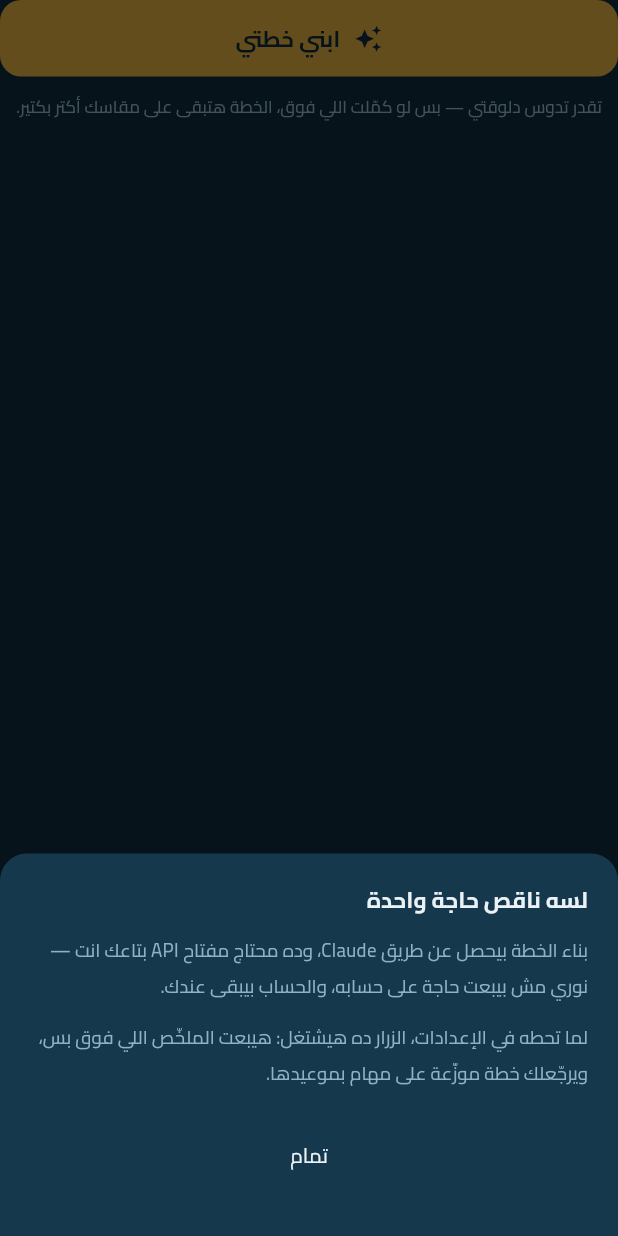
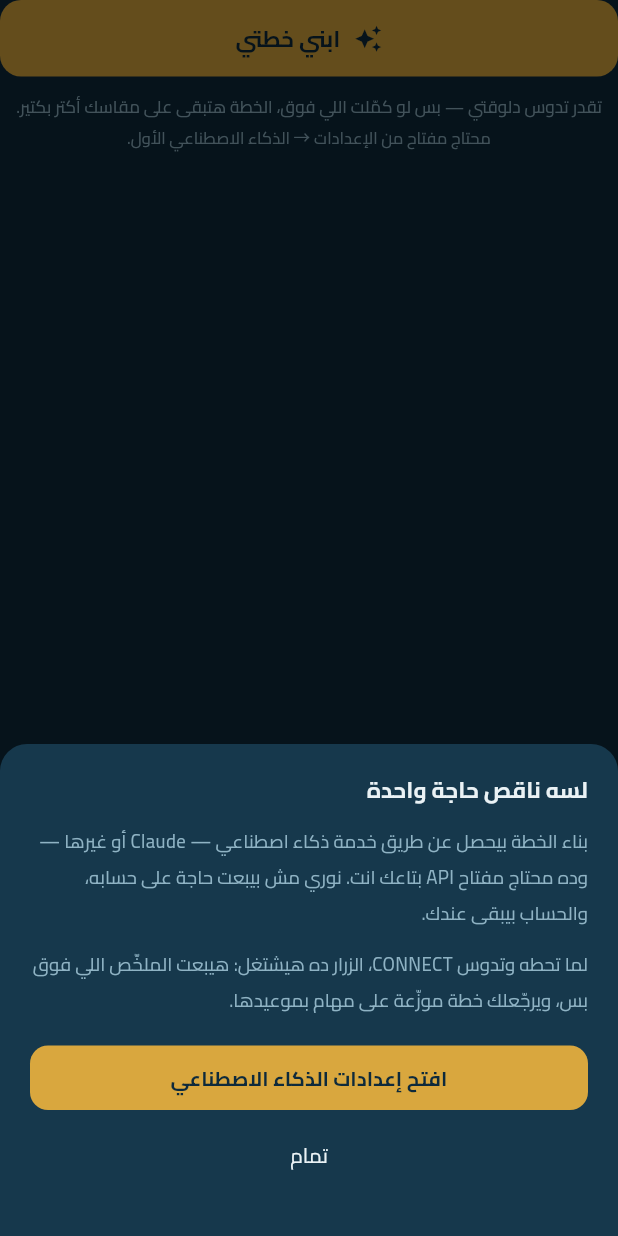
Before and after one commit to Eslamfoka/noury, a Flutter app: the BuildPlanButton widget shown alone on an empty page, opened directly, after a tap on "ابني خطتي", on a phone screen of 412 x 824 dp. Run offline on Flutter 3.47's test engine with Material 3 defaults, Android fonts, the phone set to English and light mode, and no system bars; our stand-ins replace adhan, drift, flutter_local_notifications, flutter_riverpod, flutter_secure_storage, flutter_timezone and 5 more; accounts and stored records are empty; generated files the repository leaves out were written again; statements that could not run were skipped.

Commit message:
feat: «ابني خطتي» بقى بيبعت فعلاً، ويرجّع الخطة ويعرضها
The three parts built in September — the summary assembler, the reply
parser, and now the one call — joined in buildPlan(): assemble three days
from today with every prayer time, send Nouri's system prompt and the
allowed task ids through the connected service, parse what comes back,
and show it. A missing key, a dead network, a reply that is not JSON —
each ends as a sentence on a sheet, never a throw.

Proposed, not applied. The sheet lists the days with the titles المهام
uses, the books, and Nouri's note, then says plainly: «دي اقتراح — يومك
لسه زي ما نوري رتّبه». Whether the AI plan proposes or overwrites the
day is the question the 9 September spec left open and the user has not
answered; until he does, nothing writes into the plan or the alarms.

Without a key the button still explains itself, and the sheet now has a
gold «افتح إعدادات الذكاء الاصطناعي» that lands on the CONNECT page. The
hint under the button says a key is needed until one is there.

Three days per call — the smallest number that is a plan rather than a
day, and the same reach as the task-alarm window. One constant, to change.

Co-Authored-By: Claude Opus 5 <noreply@anthropic.com>
Claude-Session: https://claude.ai/code/session_01Wuaz5zKfpBn4dRp5ABrQJs

```diff
--- a/lib/features/profile/build_plan_button.dart
+++ b/lib/features/profile/build_plan_button.dart
@@ -3,6 +3,12 @@ import 'package:flutter_riverpod/flutter_riverpod.dart';
 
 import '../../core/theme/nouri_colors.dart';
 import '../../core/theme/nouri_theme.dart';
+import '../ai/ai_providers.dart';
+import '../home/home_providers.dart';
+import '../planner/ai/build_plan.dart';
+import '../settings/settings_section_screen.dart';
+import '../settings/settings_sections.dart';
+import 'plan_result_sheet.dart';
 import 'profile_providers.dart';
 
 /// «ابني خطتي» — the button from the second screenshot.
@@ -10,47 +16,95 @@ import 'profile_providers.dart';
 /// His words: *«وتحت أو فوق أو في اي مكان يبقى ف زي زر او حاجة معناها ابني
 /// الخطة يلا نبدأ حاجة زي كده لو داس عليها ai يحللها ويبعت الخطة»*.
 ///
-/// **It is the only thing in Nouri that will ever open a network connection**,
-/// and only when pressed. Never on a tap elsewhere, never on a screen opening,
-/// never on a schedule — the brief is explicit that a call costs the user money
-/// and must happen at deliberate moments only.
+/// **It is the only thing in Nouri that opens a network connection**, and
+/// only when pressed. Never on a tap elsewhere, never on a screen opening,
+/// never on a schedule — the brief is explicit that a call costs the user
+/// money and must happen at deliberate moments only. (CONNECT in الإعدادات
+/// opens one too, but that one is free: it lists models and spends nothing.)
 ///
-/// Right now it cannot call anything: there is no API key and no client bound.
-/// So it says so, in the one place the user would press it, rather than
-/// appearing to work and quietly doing nothing. That is the same rule the walk
-/// screen follows about the step permission — a control that does nothing is
-/// worse than a control that explains itself.
-class BuildPlanButton extends ConsumerWidget {
+/// Since 13 September 2026 it works: with a key connected in الإعدادات →
+/// الذكاء الاصطناعي it assembles the summary, makes the one call, and shows
+/// what came back. Without a key it still says so, in the one place the
+/// user would press it, and now offers the way to the settings page —
+/// a control that does nothing is worse than a control that explains
+/// itself, and one that explains and then points is better still.
+class BuildPlanButton extends ConsumerStatefulWidget {
   const BuildPlanButton({super.key});
 
   @override
-  Widget build(BuildContext context, WidgetRef ref) {
+  ConsumerState<BuildPlanButton> createState() => _BuildPlanButtonState();
+}
+
+class _BuildPlanButtonState extends ConsumerState<BuildPlanButton> {
+  bool _busy = false;
+
+  Future<void> _press() async {
+    if (_busy) return;
+
+    // Everything off `ref` before the first await.
+    final connection = ref.read(aiConnectionProvider).value;
+    final db = ref.read(databaseProvider);
+    final prayerTimes = ref.read(prayerTimesServiceProvider);
+    final client = ref.read(aiClientProvider);
+
+    if (connection == null) {
+      _explainNotReady(context);
+      return;
+    }
+
+    setState(() => _busy = true);
+    final outcome = await buildPlan(
+      db: db,
+      prayerTimes: prayerTimes,
+      client: client,
+      connection: connection,
+      now: DateTime.now(),
+    );
+    if (!mounted) return;
+    setState(() => _busy = false);
+
+    await showPlanResultSheet(context, outcome);
+  }
+
+  @override
+  Widget build(BuildContext context) {
     final filled = ref.watch(profileCompletenessProvider);
+    // Watched so the hint under the button can say whether a key is there,
+    // and so a key connected a moment ago is seen without leaving the screen.
+    final connected = ref.watch(aiConnectionProvider).value != null;
 
     return Column(
       crossAxisAlignment: CrossAxisAlignment.stretch,
       children: [
         Material(
-          color: NouriColors.gold,
+          color: _busy ? NouriColors.surfaceActive : NouriColors.gold,
           borderRadius: BorderRadius.circular(14),
           child: InkWell(
             key: const ValueKey('build-my-plan'),
             borderRadius: BorderRadius.circular(14),
-            onTap: () => _explainNotReady(context),
+            onTap: _busy ? null : _press,
             child: Padding(
               padding: const EdgeInsets.symmetric(vertical: 15),
               child: Row(
                 mainAxisAlignment: MainAxisAlignment.center,
                 children: [
-                  const Icon(Icons.auto_awesome,
-                      color: NouriColors.background, size: 19),
+                  if (_busy)
+                    const SizedBox(
+                      width: 17,
+                      height: 17,
+                      child: CircularProgressIndicator(
+                          strokeWidth: 2, color: NouriColors.gold),
+                    )
+                  else
+                    const Icon(Icons.auto_awesome,
+                        color: NouriColors.background, size: 19),
                   const SizedBox(width: 9),
                   Text(
-                    'ابني خطتي',
+                    _busy ? 'نوري بيفكّر…' : 'ابني خطتي',
                     style: cairo(
                       size: 15,
                       weight: FontWeight.w700,
-                      color: NouriColors.background,
+                      color: _busy ? NouriColors.muted : NouriColors.background,
                     ),
                   ),
                 ],
@@ -65,6 +119,13 @@ class BuildPlanButton extends ConsumerWidget {
           textAlign: TextAlign.center,
           style: cairo(size: 11.5, color: NouriColors.muted, height: 1.8),
         ),
+        if (!connected)
+          Text(
+            'محتاج مفتاح من الإعدادات → الذكاء الاصطناعي الأول.',
+            key: const ValueKey('build-plan-needs-key'),
+            textAlign: TextAlign.center,
+            style: cairo(size: 11, color: NouriColors.muted, height: 1.8),
+          ),
       ],
     );
   }
@@ -94,7 +155,7 @@ class BuildPlanButton extends ConsumerWidget {
       shape: const RoundedRectangleBorder(
         borderRadius: BorderRadius.vertical(top: Radius.circular(18)),
       ),
-      builder: (_) => Padding(
+      builder: (ctx) => Padding(
         padding: const EdgeInsets.fromLTRB(20, 20, 20, 30),
         child: Column(
           mainAxisSize: MainAxisSize.min,
@@ -105,19 +166,51 @@ class BuildPlanButton extends ConsumerWidget {
                 style: cairo(size: 15, weight: FontWeight.w700)),
             const SizedBox(height: 12),
             Text(
-              'بناء الخطة بيحصل عن طريق Claude، وده محتاج مفتاح API بتاعك '
-              'انت — نوري مش بيبعت حاجة على حسابه، والحساب بيبقى عندك.',
+              'بناء الخطة بيحصل عن طريق خدمة ذكاء اصطناعي — Claude أو غيرها — '
+              'وده محتاج مفتاح API بتاعك انت. نوري مش بيبعت حاجة على حسابه، '
+              'والحساب بيبقى عندك.',
               style: cairo(size: 12.5, color: NouriColors.muted, height: 1.9),
             ),
             const SizedBox(height: 10),
             Text(
-              'لما تحطه في الإعدادات، الزرار ده هيشتغل: هيبعت الملخّص اللي '
+              'لما تحطه وتدوس CONNECT، الزرار ده هيشتغل: هيبعت الملخّص اللي '
               'فوق بس، ويرجّعلك خطة موزّعة على مهام بموعيدها.',
               style: cairo(size: 12.5, color: NouriColors.muted, height: 1.9),
             ),
             const SizedBox(height: 18),
+            Material(
+              color: NouriColors.gold,
+              borderRadius: BorderRadius.circular(12),
+              child: InkWell(
+                key: const ValueKey('build-plan-open-ai-settings'),
+                borderRadius: BorderRadius.circular(12),
+                onTap: () {
+                  Navigator.of(ctx).pop();
+                  Navigator.of(context).push(
+                    MaterialPageRoute<void>(
+                      builder: (_) => const SettingsSectionScreen(
+                        section: SettingsSection.ai,
+                      ),
+                    ),
+                  );
+                },
+                child: Padding(
+                  padding: const EdgeInsets.symmetric(vertical: 12),
+                  child: Text(
+                    'افتح إعدادات الذكاء الاصطناعي',
+                    textAlign: TextAlign.center,
+                    style: cairo(
+                      size: 13.5,
+                      weight: FontWeight.w700,
+                      color: NouriColors.background,
+                    ),
+                  ),
+                ),
+              ),
+            ),
+            const SizedBox(height: 6),
             TextButton(
-              onPressed: () => Navigator.of(context).pop(),
+              onPressed: () => Navigator.of(ctx).pop(),
               child: Text('تمام', style: cairo(size: 13.5)),
             ),
           ],
```
Also changed, not shown: lib/features/planner/ai/build_plan.dart (added, +187 -0 lines), lib/features/profile/plan_result_sheet.dart (added, +174 -0 lines), 2 other files.
